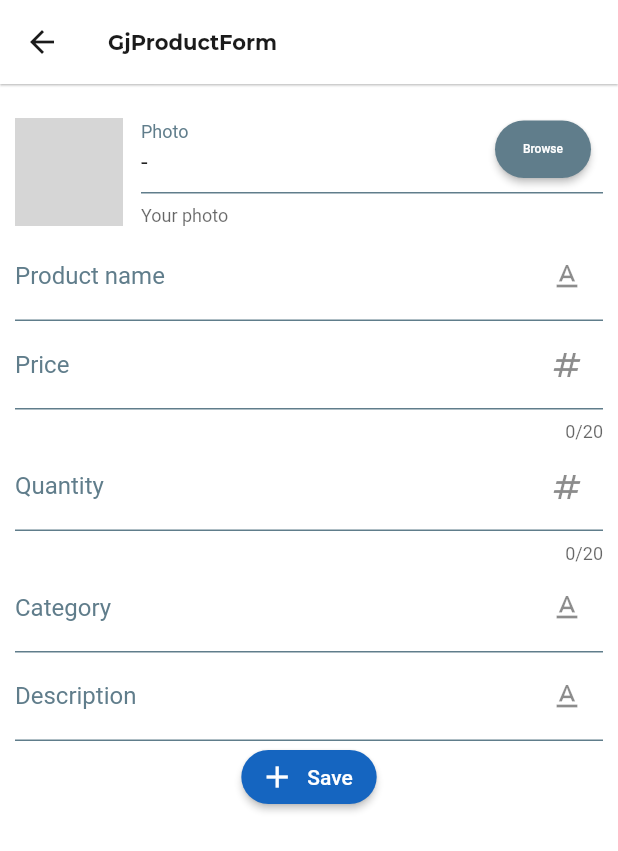
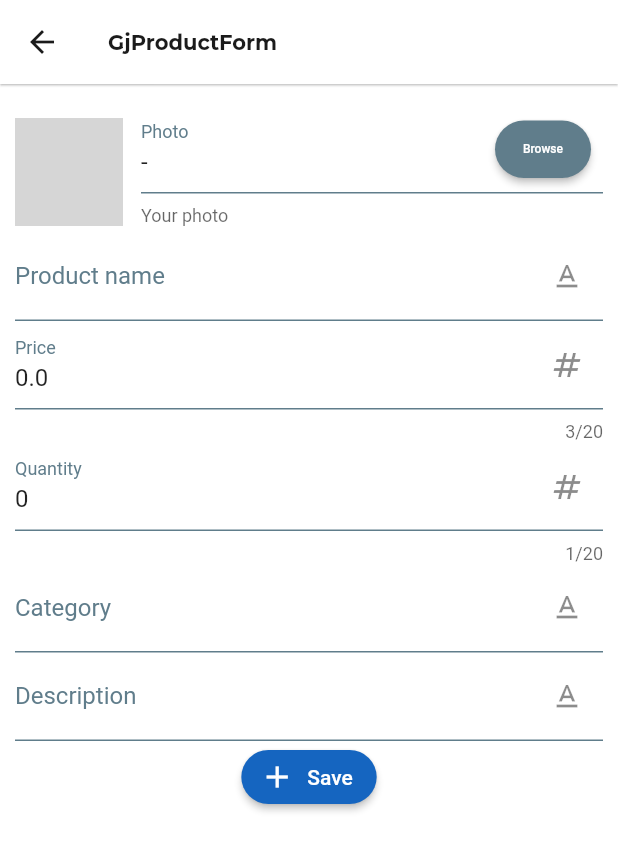
Before and after one commit to teguhedip/onderdil-harley-davidson-tokopedia-bloc-chat-zegocloud, a Flutter app: the ProductFormView screen opened directly, on a phone screen of 412 x 824 dp. Shown: the top 851 px of the screen. Run offline on Flutter 3.47's test engine with Material 2 defaults, Android fonts, the phone set to English and light mode, and no system bars; our stand-ins replace badges, cached_network_image, carousel_slider, cloud_firestore, dio, file_picker and 15 more; missing offline and left inert: faker_dart, mobile_scanner; accounts and stored records are empty; generated files the repository leaves out were written again; network calls fail; project files that could hold a hidden picture were left out; grey boxes are pictures that could not be loaded.

Commit message:
vendor finish

```diff
--- a/lib/module/product_form/controller/product_form_controller.dart
+++ b/lib/module/product_form/controller/product_form_controller.dart
@@ -6,14 +6,16 @@ class ProductFormController extends State<ProductFormView>
   static late ProductFormController instance;
   late ProductFormView view;
 
-  late int id;
-  late String imageUrl;
-  late String productName;
-  late int price;
-  late int quantity;
-  late String category;
-  late String description;
+  int? id;
+  String? imageUrl;
+  String? productName;
+  double price = 0;
+  int quantity = 0;
+  String? category;
+  String? description;
   bool editMode = false;
+
+  var uuid = const Uuid();
 
   @override
   void initState() {
@@ -30,7 +32,7 @@ class ProductFormController extends State<ProductFormView>
   add() async {
     LocalProductService.add(
       {
-        "id": const Uuid(),
+        "id": uuid.v4(),
         "photo": imageUrl,
         "product_name": productName,
         "price": price,
@@ -46,6 +48,20 @@ class ProductFormController extends State<ProductFormView>
   }
 
   update(index, item) async {
+    // print(" PRODUCT NAME ======= $productName");
+    item["photo"] = imageUrl ?? item["photo"];
+    item["product_name"] = productName ?? item["product_name"];
+    item["price"] = price > 0 ? price : item["price"];
+    item["quantity"] = quantity > 0 ? quantity : item["quantity"];
+    item["category"] = category ?? item["category"];
+    item["description"] = description ?? item["description"];
+
+    // print(" Price ======= $price");
+
+    // print(" ======= $quantity");
+    // print(" ======= $category");
+    // print(" ======= $description");
+
     LocalProductService.update(index, item);
 
     print("ITEM ========= $item");
--- a/lib/module/product_form/view/product_form_view.dart
+++ b/lib/module/product_form/view/product_form_view.dart
@@ -1,5 +1,3 @@
-import 'dart:developer';
-
 import 'package:flutter/material.dart';
 import 'package:example/core.dart';
 
@@ -27,50 +25,60 @@ class ProductFormView extends StatefulWidget {
               QImagePicker(
                 label: "Photo",
                 hint: "Your photo",
-                //validator: Validator.required,
-                value: controller.editMode ? item!["photo"] : null,
+                validator: Validator.required,
+                value:
+                    controller.editMode ? item!["photo"] : controller.imageUrl,
                 onChanged: (value) {
                   controller.imageUrl = value;
                 },
               ),
               QTextField(
                 label: "Product name",
-                //validator: Validator.required,
-                value: controller.editMode ? item!["product_name"] : null,
+                validator: Validator.required,
+                value: controller.editMode
+                    ? item!["product_name"]
+                    : controller.productName,
                 onChanged: (val) {
-                  log("val Product name $val");
+                  print("Procut Name $val");
                   controller.productName = val;
                 },
               ),
               QNumberField(
                 label: "Price",
-                //validator: Validator.required,
-                value: controller.editMode ? item!["price"].toString() : null,
+                validator: Validator.required,
+                value: controller.editMode
+                    ? item!["price"].toString()
+                    : controller.price.toString(),
                 onChanged: (val) {
-                  controller.price = int.parse(val);
+                  controller.price = double.parse(val);
                 },
               ),
               QNumberField(
                 label: "Quantity",
-                //validator: Validator.required,
-                value:
-                    controller.editMode ? item!["quantity"].toString() : null,
+                validator: Validator.required,
+                value: controller.editMode
+                    ? item!["quantity"].toString()
+                    : controller.quantity.toString(),
                 onChanged: (val) {
                   controller.quantity = int.parse(val);
                 },
               ),
               QTextField(
                 label: "Category",
-                //validator: Validator.required,
-                value: controller.editMode ? item!["category"] : null,
+                validator: Validator.required,
+                value: controller.editMode
+                    ? item!["category"]
+                    : controller.category,
                 onChanged: (value) {
                   controller.category = value;
                 },
               ),
               QTextField(
                 label: "Description",
-                //validator: Validator.required,
-                value: controller.editMode ? item!["description"] : null,
+                validator: Validator.required,
+                value: controller.editMode
+                    ? item!["description"]
+                    : controller.description,
                 onChanged: (value) {
                   controller.description = value;
                 },
--- a/lib/module/product_list/view/product_list_view.dart
+++ b/lib/module/product_list/view/product_list_view.dart
@@ -34,6 +34,7 @@ class ProductListView extends StatefulWidget {
                 shrinkWrap: true,
                 itemBuilder: (BuildContext context, int index) {
                   var item = controller.products[index];
+                  print("ITEM ID ${item["id"]}");
                   return InkWell(
                     onTap: () {
                       controller.delete(item);
```
Also changed, not shown: lib/module/pos/controller/pos_controller.dart (+8 -3 lines), lib/module/pos/view/pos_view.dart (+18 -0 lines).
